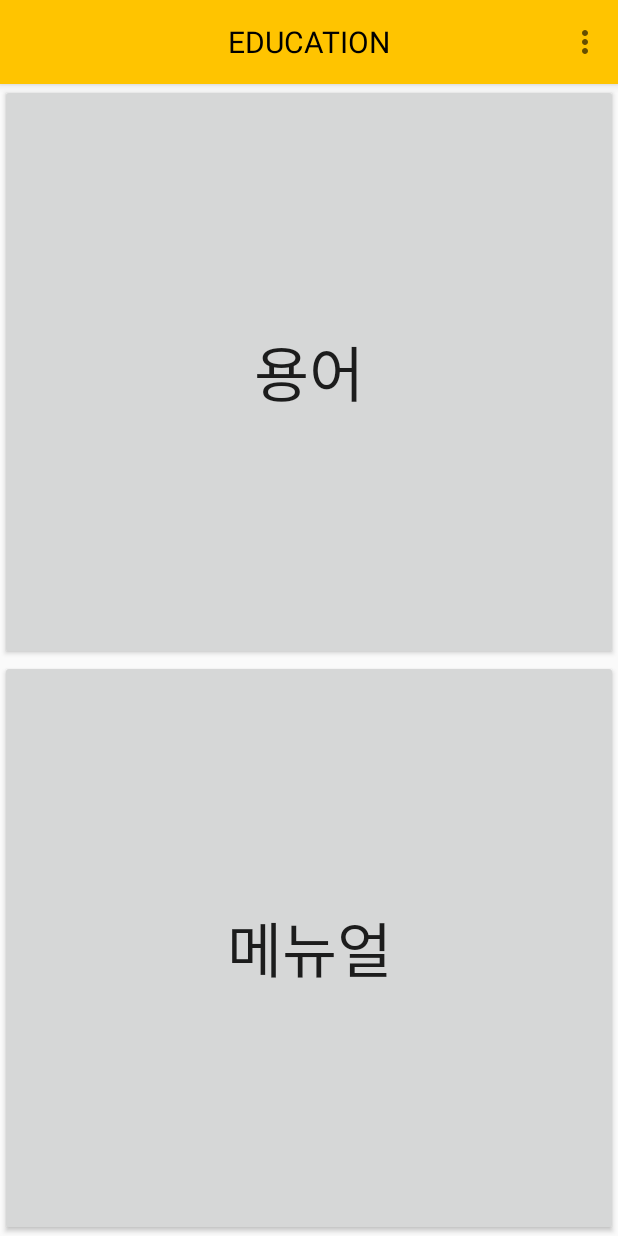
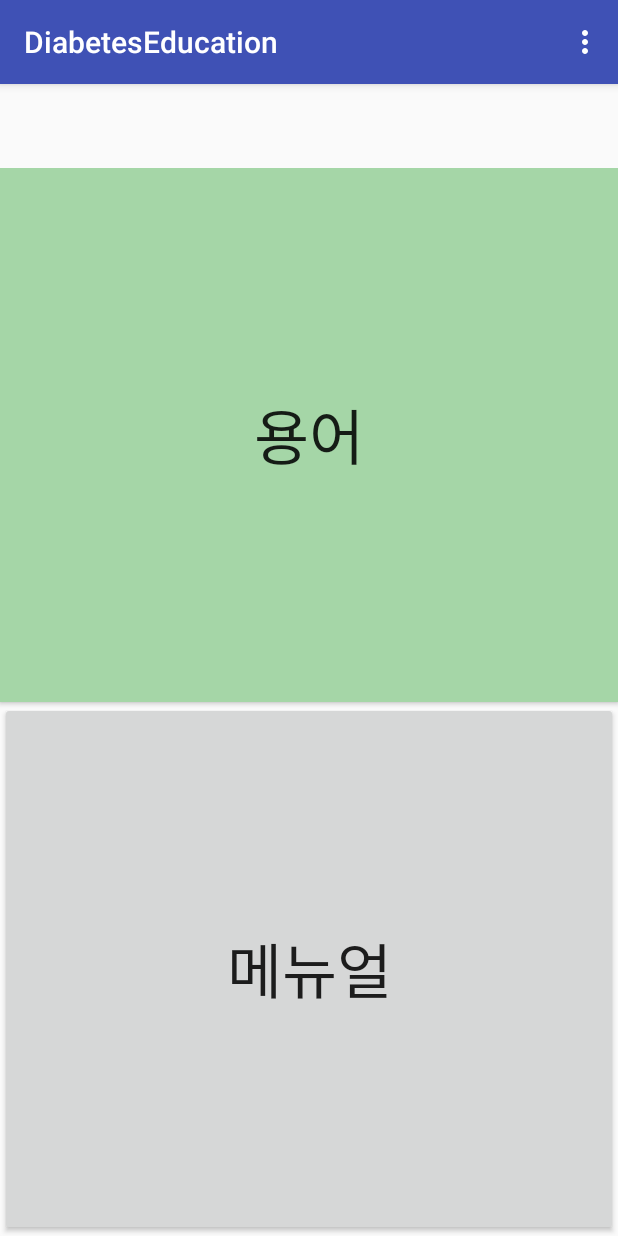
Before and after one commit to JAICHANGPARK/DiabetesEducation, an Android app: the screen it shows after launch (MainActivity), on a phone screen of 412 x 824 dp. Run offline under Robolectric (Android 15) with nearby library versions, the phone set to English and light mode, and no system bars.

Commit message:
xml text : dp -> sp
xml text : dp -> sp

```diff
--- a/app/src/main/java/com/dreamwalker/diabeteseducation/MainActivity.java
+++ b/app/src/main/java/com/dreamwalker/diabeteseducation/MainActivity.java
@@ -17,12 +17,6 @@ public class MainActivity extends AppCompatActivity {
     protected void onCreate(Bundle savedInstanceState) {
         super.onCreate(savedInstanceState);
         setContentView(R.layout.activity_main);
-
-        // 툴바
-        Toolbar mytoolbar = (Toolbar) findViewById(R.id.my_toolbar);
-        setSupportActionBar(mytoolbar);
-        getSupportActionBar().setTitle("");
-
         Button action_word = (Button) findViewById(R.id.action_word);
         action_word.setOnClickListener(new View.OnClickListener() {
             @Override
--- a/app/src/main/res/layout/activity_edu_pdf.xml
+++ b/app/src/main/res/layout/activity_edu_pdf.xml
@@ -17,7 +17,7 @@
             android:layout_gravity="center"
             android:text="EDUCATION"
             android:textColor="#ff000000"
-            android:textSize="20dp" />
+            android:textSize="20sp" />
     </android.support.v7.widget.Toolbar>
     <android.support.v7.widget.RecyclerView
         android:layout_marginTop="?attr/actionBarSize"
--- a/app/src/main/res/layout/activity_edu_word.xml
+++ b/app/src/main/res/layout/activity_edu_word.xml
@@ -17,7 +17,7 @@
             android:layout_gravity="center"
             android:text="EDUCATION"
             android:textColor="#ff000000"
-            android:textSize="20dp" />
+            android:textSize="20sp" />
     </android.support.v7.widget.Toolbar>
     <android.support.v7.widget.RecyclerView
         android:layout_marginTop="?attr/actionBarSize"
--- a/app/src/main/res/layout/activity_main.xml
+++ b/app/src/main/res/layout/activity_main.xml
@@ -4,20 +4,6 @@
     android:id="@+id/activity_main"
     android:layout_width="match_parent"
     android:layout_height="match_parent">
-    <android.support.v7.widget.Toolbar
-        android:id="@+id/my_toolbar"
-        android:layout_width="match_parent"
-        android:layout_height="?attr/actionBarSize"
-        android:background="#ffc400"
-        android:elevation="4dp">
-        <TextView
-            android:layout_width="wrap_content"
-            android:layout_height="wrap_content"
-            android:layout_gravity="center"
-            android:text="EDUCATION"
-            android:textColor="#ff000000"
-            android:textSize="20dp" />
-    </android.support.v7.widget.Toolbar>
     <LinearLayout
         android:layout_marginTop="?attr/actionBarSize"
         android:orientation="vertical"
@@ -26,14 +12,15 @@
         <Button
             android:id="@+id/action_word"
             android:text="용어"
-            android:textSize="40dp"
+            android:textSize="40sp"
+            android:background="#a5d6a7"
             android:layout_weight="1"
             android:layout_width="match_parent"
             android:layout_height="match_parent" />
         <Button
             android:id="@+id/action_image"
             android:text="메뉴얼"
-            android:textSize="40dp"
+            android:textSize="40sp"
             android:layout_weight="1"
             android:layout_width="match_parent"
             android:layout_height="match_parent" />
--- a/app/src/main/res/layout/list_item_artist.xml
+++ b/app/src/main/res/layout/list_item_artist.xml
@@ -11,5 +11,4 @@
     android:layout_marginStart="16dp"
     android:gravity="center_vertical"
     tools:text="Artist Name" />
-
 </FrameLayout>
--- a/app/src/main/res/values/styles.xml
+++ b/app/src/main/res/values/styles.xml
@@ -1,7 +1,7 @@
 <resources>
 
     <!-- Base application theme. -->
-    <style name="AppTheme" parent="Theme.AppCompat.Light.NoActionBar">
+    <style name="AppTheme" parent="Theme.AppCompat.Light.DarkActionBar">
         <!-- Customize your theme here. -->
         <item name="colorPrimary">@color/colorPrimary</item>
         <item name="colorPrimaryDark">@color/colorPrimaryDark</item>
```
